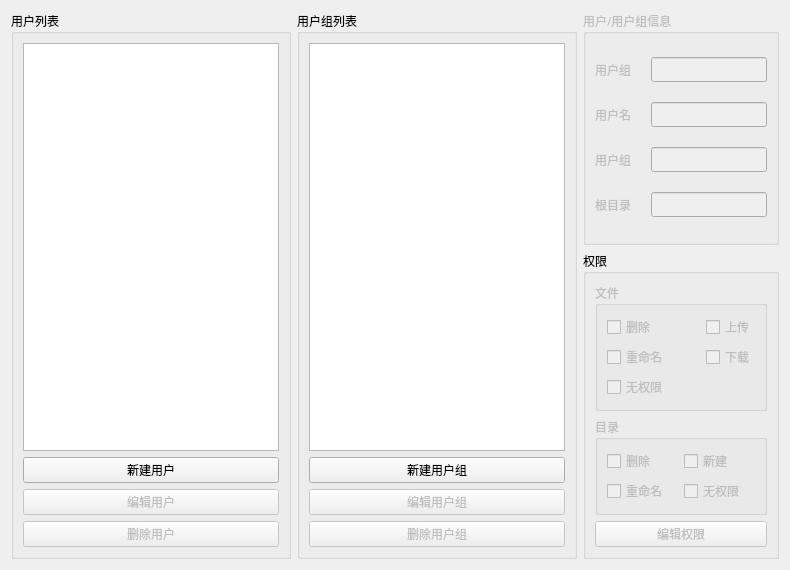
Old version of the form setusergroupwindow.ui in the repository z1908144712/QtFtpServer.
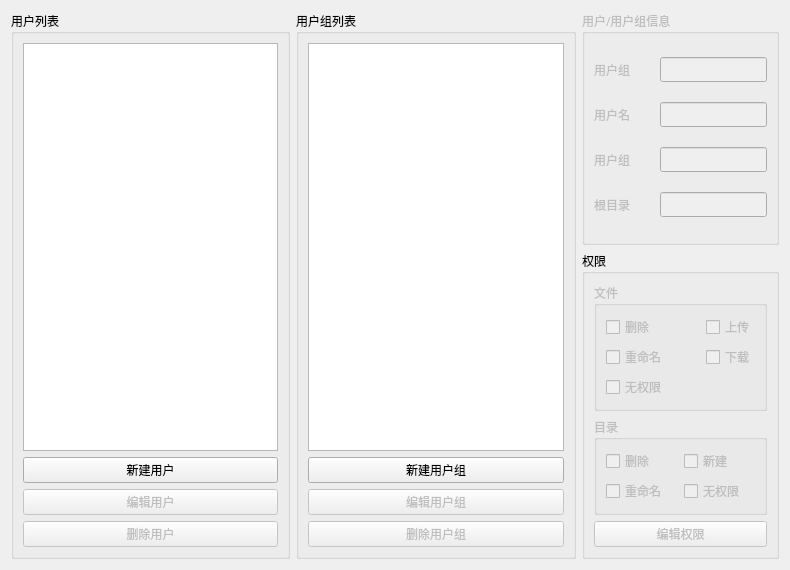
New version of the form.

Commit message: 优化在1080P下的界面显示

What changed in the file:
```diff
--- a/setusergroupwindow.ui
+++ b/setusergroupwindow.ui
@@ -138,13 +138,13 @@
            <widget class="QLabel" name="label_id">
             <property name="minimumSize">
              <size>
-              <width>50</width>
+              <width>60</width>
               <height>0</height>
              </size>
             </property>
             <property name="maximumSize">
              <size>
-              <width>50</width>
+              <width>60</width>
               <height>16777215</height>
              </size>
             </property>
@@ -168,13 +168,13 @@
            <widget class="QLabel" name="label_name">
             <property name="minimumSize">
              <size>
-              <width>50</width>
+              <width>60</width>
               <height>0</height>
              </size>
             </property>
             <property name="maximumSize">
              <size>
-              <width>50</width>
+              <width>60</width>
               <height>16777215</height>
              </size>
             </property>
@@ -198,13 +198,13 @@
            <widget class="QLabel" name="label_group">
             <property name="minimumSize">
              <size>
-              <width>50</width>
+              <width>60</width>
               <height>0</height>
              </size>
             </property>
             <property name="maximumSize">
              <size>
-              <width>50</width>
+              <width>60</width>
               <height>16777215</height>
              </size>
             </property>
@@ -228,13 +228,13 @@
            <widget class="QLabel" name="label_path">
             <property name="minimumSize">
              <size>
-              <width>50</width>
+              <width>60</width>
               <height>0</height>
              </size>
             </property>
             <property name="maximumSize">
              <size>
-              <width>50</width>
+              <width>60</width>
               <height>16777215</height>
              </size>
             </property>
```
The commit also changes 1 other file.
